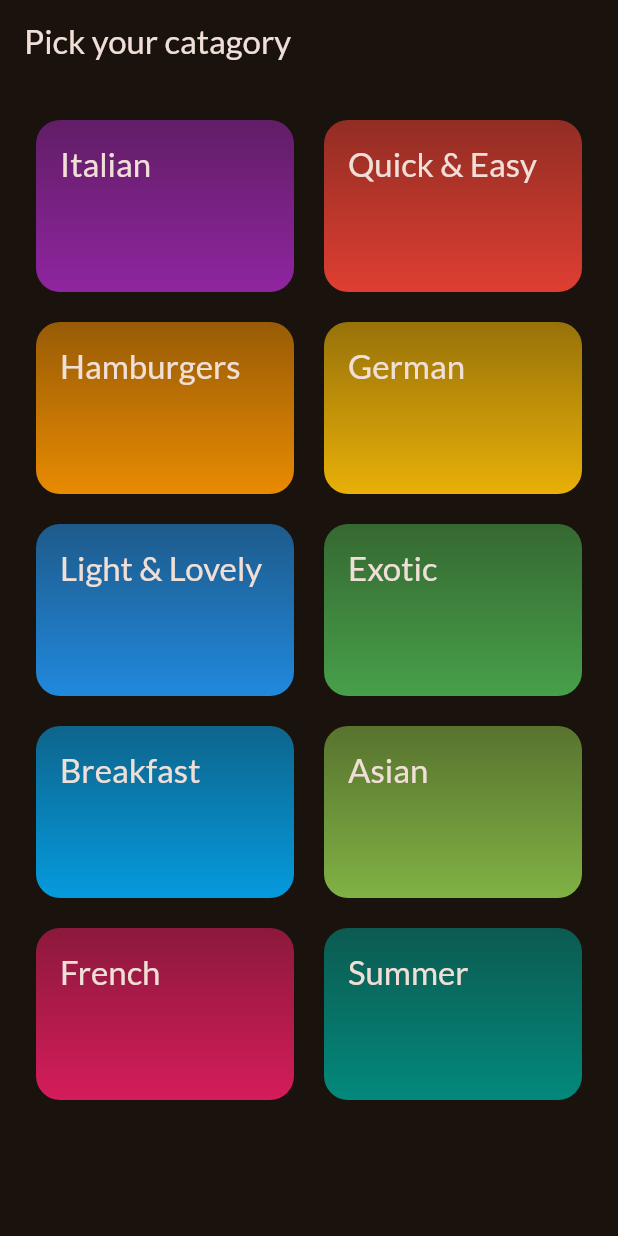
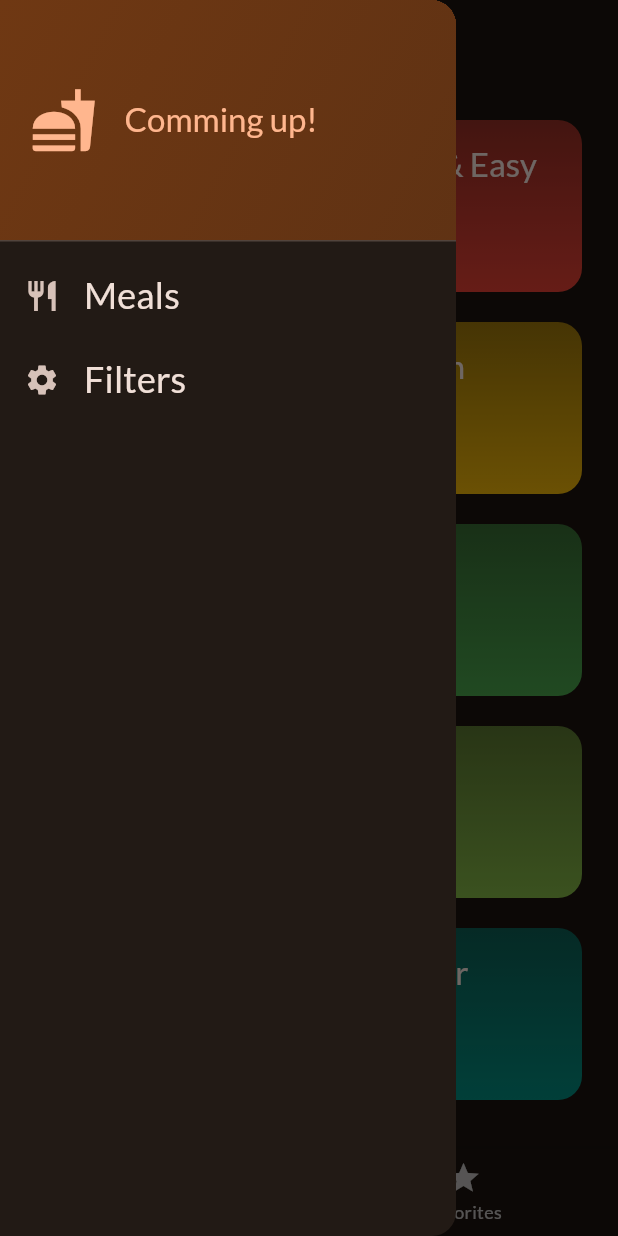
Before and after one commit to Dawid-Dlugosz/melas_app, a Flutter app: the screen it shows after launch, with the side drawer open (before the commit the screen has no drawer), on a phone screen of 412 x 824 dp. Run offline on Flutter 3.47's test engine with Material 3 defaults, Android fonts, the phone set to English and light mode, and no system bars; our stand-ins replace flutter_riverpod, google_fonts, riverpod, transparent_image.

Commit message:
complete meals_app

```diff
--- a/lib/categories_screen.dart
+++ b/lib/categories_screen.dart
@@ -6,14 +6,46 @@ import 'package:meals_app/model/category.dart';
 import 'package:meals_app/model/meal.dart';
 import 'package:meals_app/widgets/catagory_grid_item.dart';
 
-class CatagoriesScreen extends StatelessWidget {
-  const CatagoriesScreen({super.key});
+class CatagoriesScreen extends StatefulWidget {
+  const CatagoriesScreen({
+    required this.activeMeals,
+    super.key,
+  });
+
+  final List<Meal> activeMeals;
+
+  @override
+  State<CatagoriesScreen> createState() => _CatagoriesScreenState();
+}
+
+class _CatagoriesScreenState extends State<CatagoriesScreen>
+    with SingleTickerProviderStateMixin {
+  late AnimationController _controller;
+
+  @override
+  void initState() {
+    _controller = AnimationController(
+        vsync: this,
+        duration: const Duration(milliseconds: 300),
+        lowerBound: 0,
+        upperBound: 1);
+
+    _controller.forward();
+
+    super.initState();
+  }
+
+  @override
+  void dispose() {
+    _controller.dispose();
+    super.dispose();
+  }
 
   void _onSelectedCategory({
     required BuildContext context,
     required Category category,
   }) {
-    final filteredMeals = dummyMeals
+    final filteredMeals = widget.activeMeals
         .where((element) => element.categories.contains(category.id))
         .toList();
 
@@ -31,10 +63,17 @@ class CatagoriesScreen extends StatelessWidget {
   @override
   Widget build(BuildContext context) {
     return Scaffold(
-      appBar: AppBar(
-        title: const Text('Pick your catagory'),
+      body: SlideTransition(
+        position: Tween(
+          begin: const Offset(0, 0.3),
+          end: const Offset(0, 0),
+        ).animate(
+          CurvedAnimation(
+            parent: _controller,
+            curve: Curves.easeIn,
           ),
-      body: GridView(
+        ),
+        child: GridView(
           padding: const EdgeInsets.all(24),
           gridDelegate: const SliverGridDelegateWithFixedCrossAxisCount(
             crossAxisCount: 2,
@@ -53,6 +92,7 @@ class CatagoriesScreen extends StatelessWidget {
               )
           ],
         ),
+      ),
     );
   }
 }
--- a/lib/main.dart
+++ b/lib/main.dart
@@ -1,7 +1,9 @@
 import 'package:flutter/material.dart';
+import 'package:flutter_riverpod/flutter_riverpod.dart';
 
 import 'package:google_fonts/google_fonts.dart';
-import 'package:meals_app/categories_screen.dart';
+
+import 'package:meals_app/tabs_screen.dart';
 
 final theme = ThemeData(
   useMaterial3: true,
@@ -13,7 +15,7 @@ final theme = ThemeData(
 );
 
 void main() {
-  runApp(const App());
+  runApp(const ProviderScope(child: App()));
 }
 
 class App extends StatelessWidget {
@@ -23,7 +25,7 @@ class App extends StatelessWidget {
   Widget build(BuildContext context) {
     return MaterialApp(
       theme: theme,
-      home: const CatagoriesScreen(),
+      home: const TabsScreen(),
     );
   }
 }
--- /dev/null
+++ b/lib/main_drawer.dart
@@ -0,0 +1,79 @@
+import 'package:flutter/material.dart';
+
+class MainDrawer extends StatelessWidget {
+  const MainDrawer({required this.onSelectScreen, super.key});
+
+  final Function(String identifer) onSelectScreen;
+
+  @override
+  Widget build(BuildContext context) {
+    return Drawer(
+      child: Column(
+        children: [
+          DrawerHeader(
+            padding: const EdgeInsets.all(20),
+            decoration: BoxDecoration(
+              gradient: LinearGradient(
+                colors: [
+                  Theme.of(context).colorScheme.primaryContainer,
+                  Theme.of(context)
+                      .colorScheme
+                      .primaryContainer
+                      .withOpacity(0.8),
+                ],
+                begin: Alignment.topLeft,
+                end: Alignment.bottomRight,
+              ),
+            ),
+            child: Row(
+              children: [
+                Icon(
+                  Icons.fastfood,
+                  size: 45,
+                  color: Theme.of(context).colorScheme.primary,
+                ),
+                const SizedBox(width: 18),
+                Text(
+                  'Comming up!',
+                  style: Theme.of(context).textTheme.titleLarge!.copyWith(
+                        color: Theme.of(context).colorScheme.primary,
+                      ),
+                )
+              ],
+            ),
+          ),
+          ListTile(
+            leading: const Icon(
+              Icons.restaurant,
+            ),
+            title: Text(
+              'Meals',
+              style: Theme.of(context).textTheme.titleSmall!.copyWith(
+                    color: Theme.of(context).colorScheme.onBackground,
+                    fontSize: 24,
+                  ),
+            ),
+            onTap: () {
+              onSelectScreen('meals');
+            },
+          ),
+          ListTile(
+            leading: const Icon(
+              Icons.settings,
+            ),
+            title: Text(
+              'Filters',
+              style: Theme.of(context).textTheme.titleSmall!.copyWith(
+                    color: Theme.of(context).colorScheme.onBackground,
+                    fontSize: 24,
+                  ),
+            ),
+            onTap: () {
+              onSelectScreen('filters');
+            },
+          )
+        ],
+      ),
+    );
+  }
+}
--- /dev/null
+++ b/lib/providers/filter_provider.dart
@@ -0,0 +1,56 @@
+import 'package:flutter_riverpod/flutter_riverpod.dart';
+import 'package:meals_app/model/meal.dart';
+import 'package:meals_app/providers/meals_providers.dart';
+
+enum Filter {
+  gluttenFree,
+  lactosFree,
+  vegetarian,
+  vegan,
+}
+
+const kInitialFilter = {
+  Filter.gluttenFree: false,
+  Filter.lactosFree: false,
+  Filter.vegetarian: false,
+  Filter.vegan: false,
+};
+
+class FilterNotifier extends StateNotifier<Map<Filter, bool>> {
+  FilterNotifier() : super(kInitialFilter);
+
+  void setAllFilters(Map<Filter, bool> choosenFilters) {
+    state = choosenFilters;
+  }
+
+  void setFilter(Filter filter, bool value) {
+    state = {
+      ...state,
+      filter: value,
+    };
+  }
+}
+
+final filterProvider = StateNotifierProvider<FilterNotifier, Map<Filter, bool>>(
+    (ref) => FilterNotifier());
+
+final filterMealsProvider = Provider<List<Meal>>((ref) {
+  final meals = ref.watch(mealsPorivder);
+  final filters = ref.watch(filterProvider);
+
+  return meals.where((meal) {
+    if (filters[Filter.gluttenFree]! && !meal.isGlutenFree) {
+      return false;
+    }
+    if (filters[Filter.lactosFree]! && !meal.isLactoseFree) {
+      return false;
+    }
+    if (filters[Filter.vegetarian]! && !meal.isVegetarian) {
+      return false;
+    }
+    if (filters[Filter.vegan]! && !meal.isVegan) {
+      return false;
+    }
+    return true;
+  }).toList();
+});
--- /dev/null
+++ b/lib/providers/meals_providers.dart
@@ -0,0 +1,4 @@
+import 'package:meals_app/data/dummy_data.dart';
+import 'package:riverpod/riverpod.dart';
+
+final mealsPorivder = Provider((ref) => dummyMeals);
--- /dev/null
+++ b/lib/tabs_screen.dart
@@ -0,0 +1,78 @@
+import 'package:flutter/material.dart';
+import 'package:flutter_riverpod/flutter_riverpod.dart';
+import 'package:meals_app/categories_screen.dart';
+import 'package:meals_app/filters_screen.dart';
+import 'package:meals_app/main_drawer.dart';
+import 'package:meals_app/meals.dart';
+import 'package:meals_app/providers/favorite_meals_provider.dart';
+import 'package:meals_app/providers/filter_provider.dart';
+
+class TabsScreen extends ConsumerStatefulWidget {
+  const TabsScreen({super.key});
+
+  @override
+  ConsumerState<TabsScreen> createState() => _TabsScreenState();
+}
+
+class _TabsScreenState extends ConsumerState<TabsScreen> {
+  int _selectedPageIndex = 0;
+
+  void _selectPageIndex(int index) {
+    setState(() {
+      _selectedPageIndex = index;
+    });
+  }
+
+  void _selectScreen(String identifer) async {
+    Navigator.pop(context);
+    if (identifer == 'filters') {
+      Navigator.push<Map<Filter, bool>>(
+        context,
+        MaterialPageRoute(
+          builder: (ctx) => FiltersScreen(),
+        ),
+      );
+    }
+  }
+
+  @override
+  Widget build(BuildContext context) {
+    Widget activePage = CatagoriesScreen(
+      activeMeals: ref.watch(filterMealsProvider),
+    );
+    String activeTitle = 'Categories';
+
+    if (_selectedPageIndex == 1) {
+      final favoriteMeals = ref.watch(favoriteMealsProvider);
+      activePage = Meals(
+        meals: favoriteMeals,
+      );
+
+      activeTitle = 'Favorites';
+    }
+
+    return Scaffold(
+      appBar: AppBar(
+        title: Text(activeTitle),
+      ),
+      drawer: MainDrawer(
+        onSelectScreen: _selectScreen,
+      ),
+      body: activePage,
+      bottomNavigationBar: BottomNavigationBar(
+        currentIndex: _selectedPageIndex,
+        onTap: _selectPageIndex,
+        items: const [
+          BottomNavigationBarItem(
+            icon: Icon(Icons.set_meal),
+            label: 'Categories',
+          ),
+          BottomNavigationBarItem(
+            icon: Icon(Icons.star),
+            label: 'Favorites',
+          )
+        ],
+      ),
+    );
+  }
+}
```
Also changed, not shown: lib/filters_screen.dart (added, +107 -0 lines), lib/meal_details.dart (added, +106 -0 lines), lib/meals.dart (+21 -5 lines), lib/providers/favorite_meals_provider.dart (added, +23 -0 lines), lib/widgets/meal_item.dart (+44 -7 lines), lib/widgets/meal_item_trait.dart (added, +32 -0 lines), pubspec.yaml (+7 -0 lines), pubspec.lock, 3 other files. Lines whose indentation alone changed are shown as unchanged.
